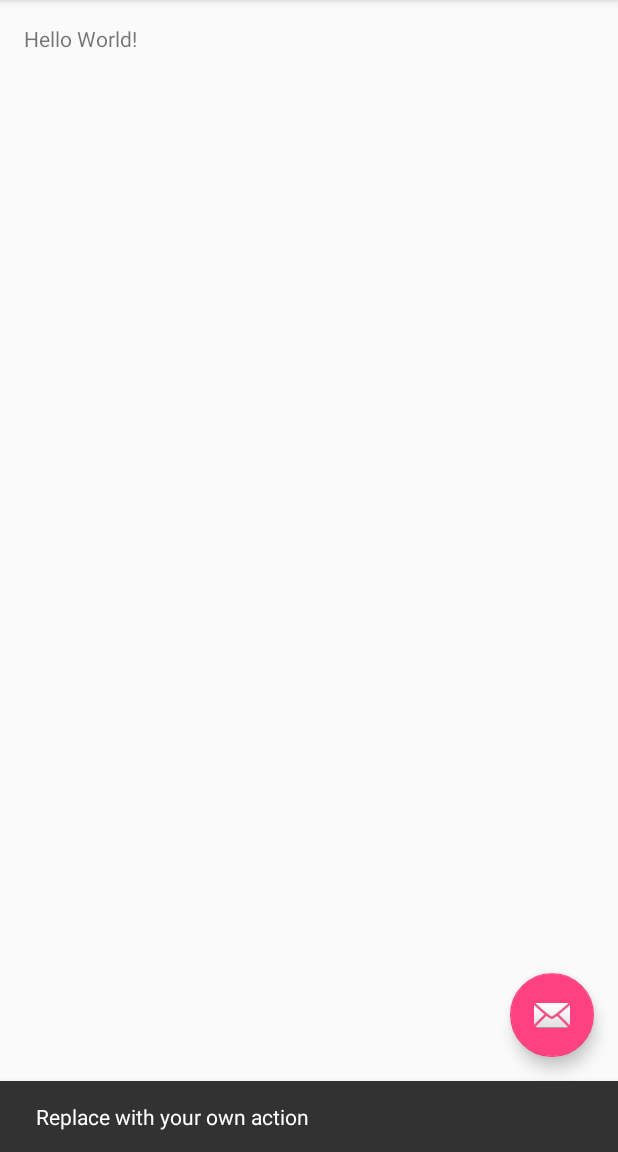
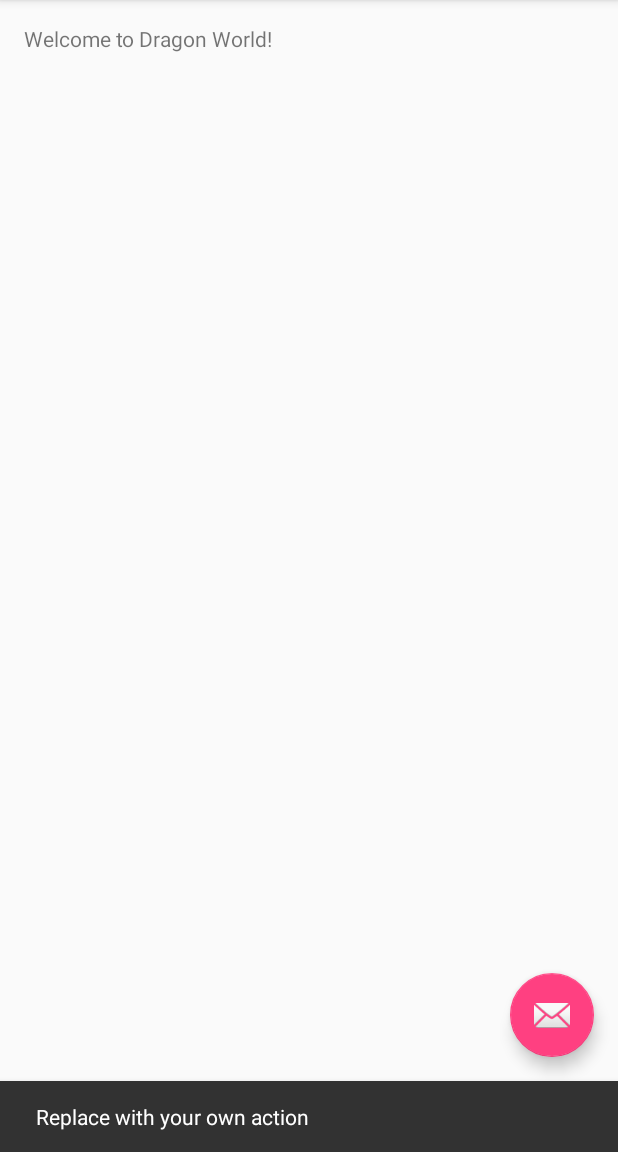
Before and after one commit to atschand/GitExample, an Android app: the screen it shows after launch (GITExampleActivity), after a tap on an icon or button, on a phone screen of 412 x 824 dp, the part 84-1236 px from its top. Run offline under Robolectric (Android 15) with nearby library versions, the phone set to English and light mode, and no system bars.

Commit message:
Welcome Message

```diff
--- a/app/src/main/res/layout/content_gitexample.xml
+++ b/app/src/main/res/layout/content_gitexample.xml
@@ -15,5 +15,5 @@
     <TextView
         android:layout_width="wrap_content"
         android:layout_height="wrap_content"
-        android:text="Hello World!" />
+        android:text="Welcome to Dragon World!" />
 </RelativeLayout>
```
